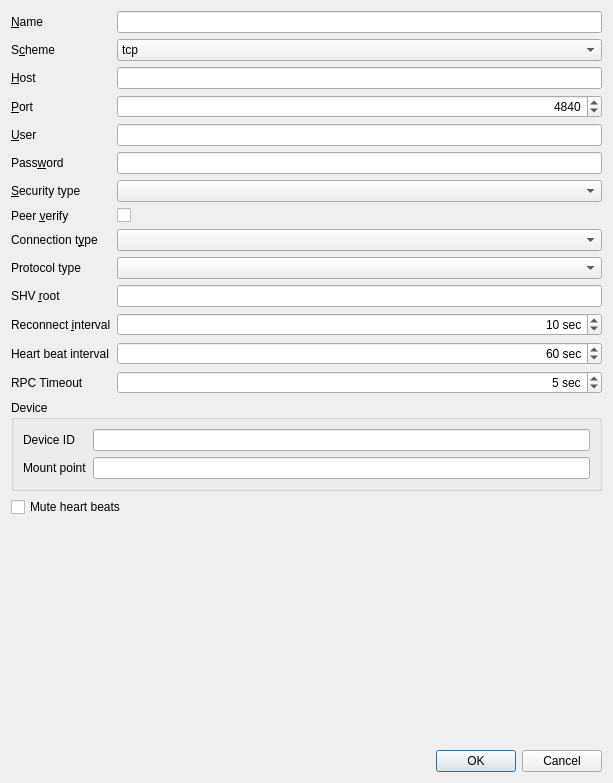
Before: the Qt Designer form shvspy/src/dlgserverproperties.ui in syyyr/shvspy, drawn with Qt 5.
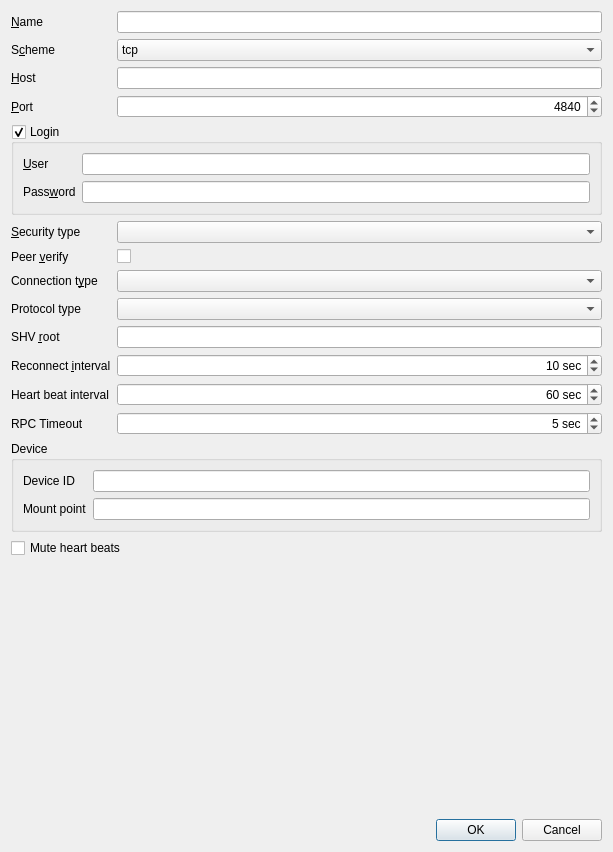
After: the same form once the commit is applied.

Commit message: Login is optional now, can be set in server properties dialog

Patch:
```diff
--- a/shvspy/src/dlgserverproperties.ui
+++ b/shvspy/src/dlgserverproperties.ui
@@ -7,7 +7,7 @@
     <x>0</x>
     <y>0</y>
     <width>613</width>
-    <height>783</height>
+    <height>852</height>
    </rect>
   </property>
   <property name="windowTitle">
@@ -68,37 +68,7 @@
        </property>
       </widget>
      </item>
-     <item row="4" column="0">
-      <widget class="QLabel" name="label_2">
-       <property name="text">
-        <string>&amp;User</string>
-       </property>
-       <property name="buddy">
-        <cstring>edUser</cstring>
-       </property>
-      </widget>
-     </item>
-     <item row="4" column="1">
-      <widget class="QLineEdit" name="edUser"/>
-     </item>
-     <item row="5" column="0">
-      <widget class="QLabel" name="label_5">
-       <property name="text">
-        <string>Pass&amp;word</string>
-       </property>
-       <property name="buddy">
-        <cstring>edPassword</cstring>
-       </property>
-      </widget>
-     </item>
-     <item row="5" column="1">
-      <widget class="QLineEdit" name="edPassword">
-       <property name="echoMode">
-        <enum>QLineEdit::Password</enum>
-       </property>
-      </widget>
-     </item>
-     <item row="8" column="0">
+     <item row="9" column="0">
       <widget class="QLabel" name="label_6">
        <property name="text">
         <string>Connection t&amp;ype</string>
@@ -108,14 +78,14 @@
        </property>
       </widget>
      </item>
-     <item row="8" column="1">
+     <item row="9" column="1">
       <widget class="QComboBox" name="cbxConnectionType">
        <property name="toolTip">
         <string>Connection type</string>
        </property>
       </widget>
      </item>
-     <item row="9" column="0">
+     <item row="10" column="0">
       <widget class="QLabel" name="label_7">
        <property name="text">
         <string>Protocol type</string>
@@ -125,14 +95,14 @@
        </property>
       </widget>
      </item>
-     <item row="9" column="1">
+     <item row="10" column="1">
       <widget class="QComboBox" name="rpc_protocolType">
        <property name="toolTip">
         <string>Connection type</string>
        </property>
       </widget>
      </item>
-     <item row="10" column="0">
+     <item row="11" column="0">
       <widget class="QLabel" name="label_13">
        <property name="text">
         <string>SHV &amp;root</string>
@@ -142,10 +112,10 @@
        </property>
       </widget>
      </item>
-     <item row="10" column="1">
+     <item row="11" column="1">
       <widget class="QLineEdit" name="shvRoot"/>
      </item>
-     <item row="11" column="0">
+     <item row="12" column="0">
       <widget class="QLabel" name="label_10">
        <property name="text">
         <string>Reconnect &amp;interval</string>
@@ -155,7 +125,7 @@
        </property>
       </widget>
      </item>
-     <item row="11" column="1">
+     <item row="12" column="1">
       <widget class="QSpinBox" name="rpc_reconnectInterval">
        <property name="toolTip">
         <string>Reconnect to broker if connection lost at least after recoonect-interval seconds. Disabled when set to 0</string>
@@ -177,14 +147,14 @@
        </property>
       </widget>
      </item>
-     <item row="12" column="0">
+     <item row="13" column="0">
       <widget class="QLabel" name="label_11">
        <property name="text">
         <string>Heart beat interval</string>
        </property>
       </widget>
      </item>
-     <item row="12" column="1">
+     <item row="13" column="1">
       <widget class="QSpinBox" name="rpc_heartbeatInterval">
        <property name="toolTip">
         <string>Send heart beat to broker every n sec. Disabled when set to 0.</string>
@@ -206,14 +176,14 @@
        </property>
       </widget>
      </item>
-     <item row="13" column="0">
+     <item row="14" column="0">
       <widget class="QLabel" name="label_12">
        <property name="text">
         <string>RPC Timeout</string>
        </property>
       </widget>
      </item>
-     <item row="13" column="1">
+     <item row="14" column="1">
       <widget class="QSpinBox" name="rpc_timeout">
        <property name="toolTip">
         <string>Send heart beat to broker every n sec. Disabled when set to 0.</string>
@@ -238,7 +208,7 @@
        </property>
       </widget>
      </item>
-     <item row="14" column="0" colspan="2">
+     <item row="15" column="0" colspan="2">
       <widget class="QGroupBox" name="grpDevice">
        <property name="title">
         <string>Device</string>
@@ -267,35 +237,35 @@
        </layout>
       </widget>
      </item>
-     <item row="6" column="0">
+     <item row="7" column="0">
       <widget class="QLabel" name="label_14">
        <property name="text">
         <string>&amp;Security type</string>
        </property>
        <property name="buddy">
-        <cstring>securityType</cstring>
+        <cstring>lstSecurityType</cstring>
        </property>
       </widget>
      </item>
-     <item row="6" column="1">
-      <widget class="QComboBox" name="securityType">
+     <item row="7" column="1">
+      <widget class="QComboBox" name="lstSecurityType">
        <property name="toolTip">
         <string>Security type</string>
        </property>
       </widget>
      </item>
-     <item row="7" column="0">
+     <item row="8" column="0">
       <widget class="QLabel" name="label_15">
        <property name="text">
         <string>Peer &amp;verify</string>
        </property>
        <property name="buddy">
-        <cstring>peerVerify</cstring>
+        <cstring>chkPeerVerify</cstring>
        </property>
       </widget>
      </item>
-     <item row="7" column="1">
-      <widget class="QCheckBox" name="peerVerify">
+     <item row="8" column="1">
+      <widget class="QCheckBox" name="chkPeerVerify">
        <property name="layoutDirection">
         <enum>Qt::LeftToRight</enum>
        </property>
@@ -343,6 +313,48 @@
        </item>
       </widget>
      </item>
+     <item row="4" column="0" colspan="2">
+      <widget class="QGroupBox" name="grpLogin">
+       <property name="title">
+        <string>Login</string>
+       </property>
+       <property name="checkable">
+        <bool>true</bool>
+       </property>
+       <layout class="QFormLayout" name="formLayout_3">
+        <item row="0" column="0">
+         <widget class="QLabel" name="label_2">
+          <property name="text">
+           <string>&amp;User</string>
+          </property>
+          <property name="buddy">
+           <cstring>edUser</cstring>
+          </property>
+         </widget>
+        </item>
+        <item row="0" column="1">
+         <widget class="QLineEdit" name="edUser"/>
+        </item>
+        <item row="1" column="0">
+         <widget class="QLabel" name="label_5">
+          <property name="text">
+           <string>Pass&amp;word</string>
+          </property>
+          <property name="buddy">
+           <cstring>edPassword</cstring>
+          </property>
+         </widget>
+        </item>
+        <item row="1" column="1">
+         <widget class="QLineEdit" name="edPassword">
+          <property name="echoMode">
+           <enum>QLineEdit::Password</enum>
+          </property>
+         </widget>
+        </item>
+       </layout>
+      </widget>
+     </item>
     </layout>
    </item>
    <item>
```
Left out of the diff: 6 changed lines with no effect on the pictures. The commit also changes 3 other files.
